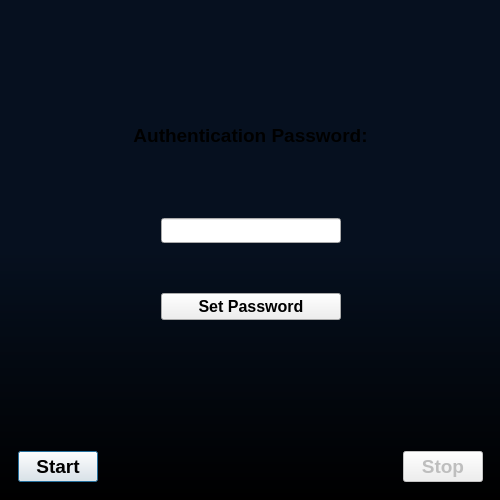
First picture: the form in src/ui/MainWindow.ui, repository bitcap-co/bitcap-ipr, before the edit.
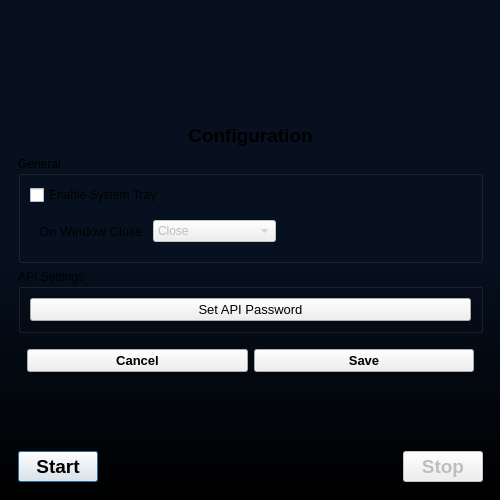
Second picture: the form after the edit. The open tabs and pages were chosen to show the change.

Commit message: add app config view

Patch:
```diff
--- a/src/ui/MainWindow.ui
+++ b/src/ui/MainWindow.ui
@@ -310,6 +310,164 @@
          </item>
         </layout>
        </widget>
+       <widget class="QWidget" name="iprConfig">
+        <layout class="QVBoxLayout" name="verticalLayout_2">
+         <item>
+          <widget class="QLabel" name="label">
+           <property name="sizePolicy">
+            <sizepolicy hsizetype="Preferred" vsizetype="Fixed">
+             <horstretch>0</horstretch>
+             <verstretch>0</verstretch>
+            </sizepolicy>
+           </property>
+           <property name="minimumSize">
+            <size>
+             <width>0</width>
+             <height>30</height>
+            </size>
+           </property>
+           <property name="font">
+            <font>
+             <pointsize>14</pointsize>
+             <bold>true</bold>
+            </font>
+           </property>
+           <property name="text">
+            <string>Configuration</string>
+           </property>
+           <property name="alignment">
+            <set>Qt::AlignCenter</set>
+           </property>
+           <property name="StyleClass" stdset="0">
+            <string>setText</string>
+           </property>
+          </widget>
+         </item>
+         <item>
+          <widget class="QGroupBox" name="groupBox">
+           <property name="title">
+            <string>General</string>
+           </property>
+           <layout class="QVBoxLayout" name="verticalLayout_5">
+            <item>
+             <widget class="QCheckBox" name="checkEnableSysTray">
+              <property name="text">
+               <string>Enable System Tray</string>
+              </property>
+             </widget>
+            </item>
+            <item>
+             <widget class="QWidget" name="hwrapper_2" native="true">
+              <layout class="QHBoxLayout" name="horizontalLayout_6">
+               <item>
+                <widget class="QLabel" name="label_4">
+                 <property name="font">
+                  <font>
+                   <pointsize>10</pointsize>
+                  </font>
+                 </property>
+                 <property name="text">
+                  <string>On Window Close:</string>
+                 </property>
+                 <property name="StyleClass" stdset="0">
+                  <string>setText</string>
+                 </property>
+                </widget>
+               </item>
+               <item>
+                <widget class="QComboBox" name="comboOnWindowClose">
+                 <property name="enabled">
+                  <bool>false</bool>
+                 </property>
+                 <property name="currentIndex">
+                  <number>0</number>
+                 </property>
+                 <item>
+                  <property name="text">
+                   <string>Close</string>
+                  </property>
+                 </item>
+                 <item>
+                  <property name="text">
+                   <string>Minimize To Tray</string>
+                  </property>
+                 </item>
+                </widget>
+               </item>
+               <item>
+                <spacer name="horizontalSpacer_4">
+                 <property name="orientation">
+                  <enum>Qt::Horizontal</enum>
+                 </property>
+                 <property name="sizeHint" stdset="0">
+                  <size>
+                   <width>40</width>
+                   <height>20</height>
+                  </size>
+                 </property>
+                </spacer>
+               </item>
+              </layout>
+             </widget>
+            </item>
+           </layout>
+          </widget>
+         </item>
+         <item>
+          <widget class="QGroupBox" name="groupBox_2">
+           <property name="title">
+            <string>API Settings</string>
+           </property>
+           <layout class="QHBoxLayout" name="horizontalLayout_7">
+            <item>
+             <widget class="QPushButton" name="actionIPRShowAPI">
+              <property name="font">
+               <font>
+                <pointsize>10</pointsize>
+               </font>
+              </property>
+              <property name="text">
+               <string>Set API Password</string>
+              </property>
+             </widget>
+            </item>
+           </layout>
+          </widget>
+         </item>
+         <item>
+          <widget class="QWidget" name="hwrapper_3" native="true">
+           <layout class="QHBoxLayout" name="horizontalLayout_8">
+            <item>
+             <widget class="QPushButton" name="actionIPRCancelConfig">
+              <property name="font">
+               <font>
+                <pointsize>10</pointsize>
+                <bold>true</bold>
+               </font>
+              </property>
+              <property name="text">
+               <string>Cancel</string>
+              </property>
+             </widget>
+            </item>
+            <item>
+             <widget class="QPushButton" name="actionIPRSaveConfig">
+              <property name="font">
+               <font>
+                <pointsize>10</pointsize>
+                <bold>true</bold>
+               </font>
+              </property>
+              <property name="text">
+               <string>Save</string>
+              </property>
+             </widget>
+            </item>
+           </layout>
+          </widget>
+         </item>
+        </layout>
+       </widget>
       </widget>
      </item>
      <item>
```
Left out of the diff: 2 changed lines with no effect on the pictures. The commit also changes 1 other file.
